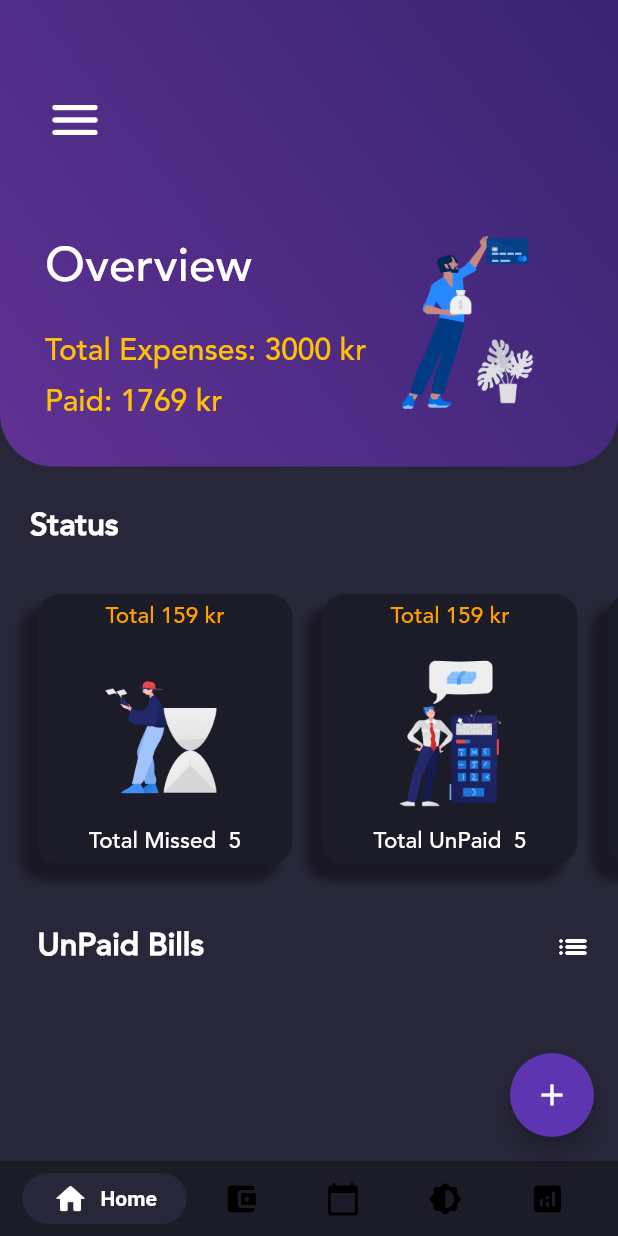
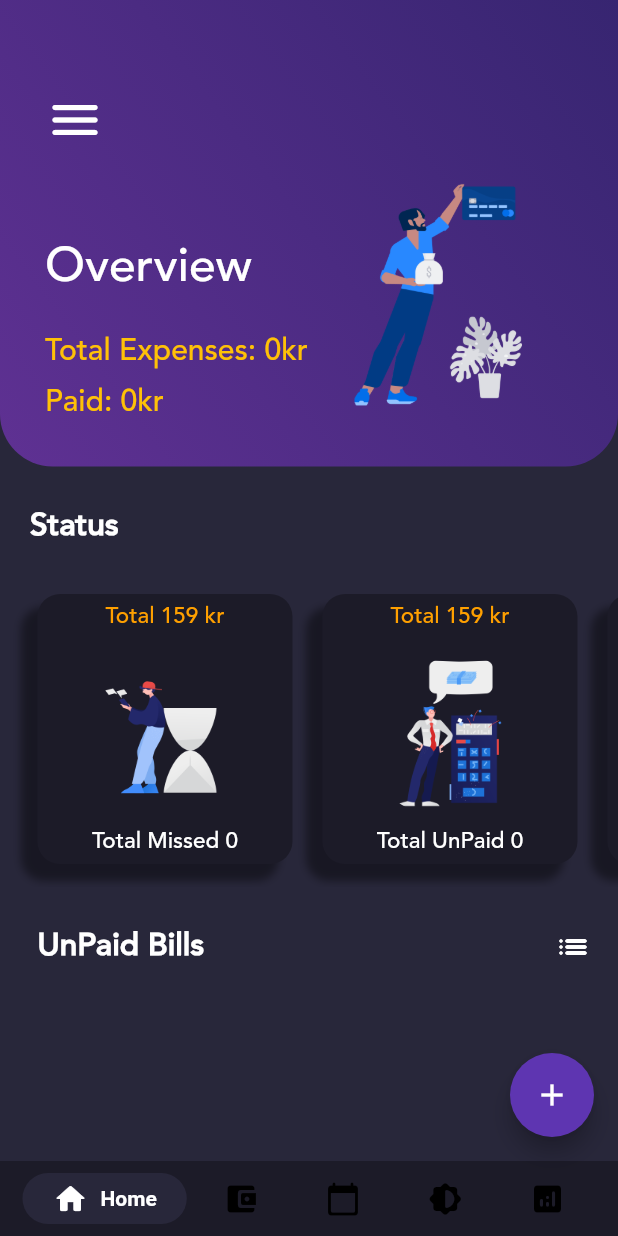
Before and after one commit to JohnBoscoM/to_pay_app, a Flutter app: the screen it shows after launch, on a phone screen of 412 x 824 dp. Run offline on Flutter 3.47's test engine with Material 2 defaults, Android fonts, the phone set to English and light mode, and no system bars; drawn by our look-alikes of google_nav_bar; our stand-ins replace flutter_bloc, flutter_neumorphic, google_fonts, hive, hive_flutter, modal_bottom_sheet and 1 more; missing offline and left inert: flutter_clean_calendar, responsive_navigation_bar; accounts and stored records are empty; generated files the repository leaves out were written again.

Commit message:
hive fixes

```diff
--- a/lib/Pages/allPayments.dart
+++ b/lib/Pages/allPayments.dart
@@ -171,7 +171,7 @@ class _AllPaymentsPageState extends State<AllPaymentsPage> {
                               .width * 0.32, child: Row(
                             children: [
                               Text(
-                                paymentItem.cost.toString() + " kr",
+                                paymentItem.cost.truncate().toString() + " kr",
                                 style: TextStyle(
                                     color: Colors.amber,
                                     fontSize: 15,
--- a/lib/Pages/home.dart
+++ b/lib/Pages/home.dart
@@ -4,6 +4,7 @@ import 'package:path_provider/path_provider.dart';
 import 'package:provider/provider.dart';
 import 'package:to_pay_app/budget/payments/addPayment_page.dart';
 import 'package:to_pay_app/model_providers/theme_provider.dart';
+import 'package:to_pay_app/models/bill.dart';
 import 'package:to_pay_app/models/user.dart';
 
 class HomePage extends StatefulWidget {
@@ -13,7 +14,7 @@ class HomePage extends StatefulWidget {
 
 class _HomePageState extends State<HomePage> {
   final paymentBox = Hive.box('paymentBox');
-  final totalExpences = 0;
+
   //User user;
   final usernameController = TextEditingController();
   final incomeController = TextEditingController();
@@ -32,11 +33,118 @@ class _HomePageState extends State<HomePage> {
     incomeController.dispose();
     super.dispose();
   }
+  int totalAmount() {
+    double amount = 0;
+    paymentBox.toMap().forEach((key, value) {
+        amount+= value.cost;
+    });
+    return amount.truncate();
+  }
+  int totalUnPaidAmount() {
+    double amount = 0;
+    paymentBox.toMap().forEach((key, value) {
+      if (value.isChecked == false){
+        amount+= value.cost;
+      }
+
+    });
+    return amount.truncate();
+  }
+  int totalPaidAmount() {
+    double amount = 0;
+    paymentBox.toMap().forEach((key, value) {
+      if (value.isChecked == true){
+        amount+= value.cost;
+      }
+
+    });
+    return amount.truncate();
+  }
+
+  int totalMissedAmount() {
+    double amount = 0;
+    paymentBox.toMap().forEach((key, value) {
+      if (value.deadline.isBefore(new DateTime.now()) &&
+          value.isChecked == false){
+        amount = value.cost;
+      }
+    });
+    return amount.truncate();
+  }
+
+  int unpaidBillsCount() {
+    var count = 0;
+    paymentBox.toMap().forEach((key, value) {
+      if (value.isChecked == false){
+        count++;
+      }
+
+    });
+    return count;
+  }
+  int paidBillsCount() {
+    var count = 0;
+    paymentBox.toMap().forEach((key, value) {
+      if (value.isChecked == true){
+        count++;
+      }
+
+    });
+    return count;
+  }
+
+  int missedBillsCount() {
+    var count = 0;
+    paymentBox.toMap().forEach((key, value) {
+      if (value.deadline.isBefore(new DateTime.now()) &&
+          value.isChecked == false){
+        count++;
+      }
+    });
+    return count;
+  }
+
+
+
 
   @override
   Widget build(BuildContext context) {
     final themeProvider = Provider.of<ThemeProvider>(context);
     final _width = MediaQuery.of(context).size.width;
+    Text status(String name) {
+      if(name == "Paid"){
+       return  Text(
+         'Total ' + name + " " + paidBillsCount().toString(),
+         style: TextStyle(
+             color: themeProvider.themeMode().textColor,
+             fontSize: 15,
+             fontFamily: 'avenir',
+             fontWeight: FontWeight.w700),
+
+       );
+      }
+      if(name == "UnPaid"){
+        return  Text(
+          'Total ' + name + " " + unpaidBillsCount().toString(),
+          style: TextStyle(
+              color: themeProvider.themeMode().textColor,
+              fontSize: 15,
+              fontFamily: 'avenir',
+              fontWeight: FontWeight.w700),
+        );
+      }
+      if(name == "Missed"){
+        return  Text(
+          'Total ' + name + " " + missedBillsCount().toString(),
+          style: TextStyle(
+              color: themeProvider.themeMode().textColor,
+              fontSize: 15,
+              fontFamily: 'avenir',
+              fontWeight: FontWeight.w700),
+        );
+      }
+      return Text("Status");
+    };
     return Scaffold(
       backgroundColor: themeProvider.themeMode().blendBackgroundColor,
       //appBar: AppBar(
@@ -110,7 +218,7 @@ class _HomePageState extends State<HomePage> {
                         height: 25,
                       ),
                       Text(
-                        "Total Expenses: 3000 kr",
+                        "Total Expenses: " + totalAmount().toString() + "kr",
                         style: TextStyle(
                             color: Colors.amber,
                             fontSize: 20,
@@ -121,7 +229,7 @@ class _HomePageState extends State<HomePage> {
                         height: 10,
                       ),
                       Text(
-                        "Paid: 1769 kr",
+                        "Paid: " + totalPaidAmount().toString() + "kr",
                         style: TextStyle(
                             color: Colors.amber,
                             fontSize: 20,
@@ -195,11 +303,11 @@ class _HomePageState extends State<HomePage> {
                   //     size: 40,
                   //   ),
                   // ),
-                  avatarWidget("missed", "Missed", themeProvider,
+                  avatarWidget("missed", status("Missed"), themeProvider,
                       themeProvider.themeMode().missedGradient),
-                  avatarWidget("upcoming", "UnPaid", themeProvider,
+                  avatarWidget("upcoming", status("UnPaid"), themeProvider,
                       themeProvider.themeMode().unpaidGradient),
-                  avatarWidget("payed", "Paid", themeProvider,
+                  avatarWidget("payed", status("Paid"), themeProvider,
                       themeProvider.themeMode().paidGradient),
                 ],
               ),
@@ -317,12 +425,15 @@ class _HomePageState extends State<HomePage> {
           itemCount: paymentBox.length,
           itemBuilder: (context, index) {
             final paymentItem = paymentBox.get(index);
+            if (paymentItem.isChecked == false) {
               return Container(
                 margin: new EdgeInsets.only(
                     left: 20.0, top: 0, right: 20.0, bottom: 15),
                 child: new Container(
                   decoration: BoxDecoration(
-                  color: themeProvider.themeMode().color,
+                    color: themeProvider
+                        .themeMode()
+                        .color,
                     borderRadius: BorderRadius.all(Radius.circular(30)),
                   ),
                   padding: new EdgeInsets.all(10),
@@ -341,7 +452,9 @@ class _HomePageState extends State<HomePage> {
                                 .color,
                           ),
                           child: Icon(
-                          themeProvider.categoryIcon(paymentItem.category).icon,
+                            themeProvider
+                                .categoryIcon(paymentItem.category)
+                                .icon,
                             size: 30,
                           ),
                         ),
@@ -379,7 +492,7 @@ class _HomePageState extends State<HomePage> {
                         ),
 
                         trailing: Text(
-                        paymentItem.cost.toString() + " kr",
+                          paymentItem.cost.truncate().toString() + " kr",
                           style: TextStyle(
                               color: Colors.amber,
                               fontSize: 16,
@@ -396,13 +509,15 @@ class _HomePageState extends State<HomePage> {
                   ),
                 ),
               );
+            }
+            return Container();
           },
         ),
       ),
     );
   }
 
-  Container avatarWidget(String img, String name, ThemeProvider themeProvider,
+  Container avatarWidget(String img, Text textWidget, ThemeProvider themeProvider,
       List<Color> statusColor) {
     return Container(
       margin: EdgeInsets.only(right: 10, left: 10),
@@ -449,15 +564,7 @@ class _HomePageState extends State<HomePage> {
           //       fontFamily: 'avenir',
           //       fontWeight: FontWeight.w700),
           // ),
-
-          Text(
-            'Total ' + name + '  5',
-            style: TextStyle(
-                color: themeProvider.themeMode().textColor,
-                fontSize: 15,
-                fontFamily: 'avenir',
-                fontWeight: FontWeight.w700),
-          ),
+          textWidget,
         ],
       ),
     );
--- a/lib/Pages/missedPayments.dart
+++ b/lib/Pages/missedPayments.dart
@@ -171,7 +171,7 @@ class _MissedBillsPageState extends State<MissedBillsPage> {
                             child: Row(
                               children: [
                                 Text(
-                                  paymentItem.cost.toString() + " kr",
+                                  paymentItem.cost.truncate().toString() + " kr",
                                   style: TextStyle(
                                       color: Colors.amber,
                                       fontSize: 15,
--- a/lib/Pages/nav.dart
+++ b/lib/Pages/nav.dart
@@ -35,9 +35,8 @@ class _NavState extends State<NavPage> {
       TextStyle(fontSize: 30, fontWeight: FontWeight.bold);
   static final List<Widget> _widgetOptions = <Widget>[
     HomePage(),
-
     PaymentsTabbedPage(),
-    CalendarScreen(),
+    CalendarPage(),
     SetThemePage(),
     Text("Temp"),
     //MyHomePage(),
--- a/lib/Pages/paidPayements.dart
+++ b/lib/Pages/paidPayements.dart
@@ -170,7 +170,7 @@ class _PaidBillsPageState extends State<PaidBillsPage> {
                             child: Row(
                               children: [
                                 Text(
-                                  paymentItem.cost.toString() + " kr",
+                                  paymentItem.cost.truncate().toString() + " kr",
                                   style: TextStyle(
                                       color: Colors.amber,
                                       fontSize: 15,
--- a/lib/Pages/paymentsTabbedView.dart
+++ b/lib/Pages/paymentsTabbedView.dart
@@ -114,7 +114,7 @@ class _PaymentsTabbedPageState extends State<PaymentsTabbedPage>
             labelColor: Colors.white,
             indicatorPadding: EdgeInsets.all(20),
             indicator: BoxDecoration(
-              borderRadius: BorderRadius.circular(30),
+              borderRadius: BorderRadius.circular(20),
               color: themeProvider.themeMode().appColor,
             ),
             onTap: (index) {
--- a/lib/Pages/unpaidPayments.dart
+++ b/lib/Pages/unpaidPayments.dart
@@ -163,7 +163,7 @@ class _UnPaidPaymentsPageState extends State<UnPaidPaymentsPage> {
                             child: Row(
                               children: [
                                 Text(
-                                  paymentItem.cost.toString() + " kr",
+                                  paymentItem.cost.truncate().toString() + " kr",
                                   style: TextStyle(
                                       color: Colors.amber,
                                       fontSize: 15,
--- a/lib/main.dart
+++ b/lib/main.dart
@@ -2,6 +2,7 @@ import 'package:flutter/material.dart';
 import 'package:flutter/rendering.dart';
 import 'package:flutter_bloc/flutter_bloc.dart';
 import 'package:hive/hive.dart';
+import 'package:to_pay_app/Pages/calendar/calendar_page.dart';
 import 'package:to_pay_app/Pages/userPage.dart';
 import 'package:to_pay_app/models/bill.dart';
 
--- a/lib/model_providers/theme_provider.dart
+++ b/lib/model_providers/theme_provider.dart
@@ -84,6 +84,7 @@ class ThemeProvider with ChangeNotifier {
       textColor: isLightTheme ? Color(0xFF000000) : Color(0xFFFFFFFF),
       selectedColor: isLightTheme ? Colors.deepPurple: Colors.deepPurple[800],
       toggleButtonColor: isLightTheme ? Color(0xFFFFFFFF) : Color(0xFf34323d),
+      nightOrDayImage: isLightTheme ? "assets/images/hugo-dogw.png" :'assets/images/hugo-cat-sleep.png',
       toggleBackgroundColor:
           isLightTheme ? Color(0xFFe7e7e8) : Color(0xFF222029),
       color: isLightTheme ? Colors.white : Color(0xff1C1B28),
@@ -214,6 +215,7 @@ class ThemeColor {
   List<Color> unpaidGradient;
   List<Color> paidGradient;
   List<Color> missedGradient;
+  String nightOrDayImage;
   Color backgroundColor;
   Color toggleButtonColor;
   Color toggleBackgroundColor;
@@ -240,7 +242,8 @@ class ThemeColor {
       this.unpaidGradient,
       this.itemShadow,
       this.selectedColor,
-      this.color
+      this.color,
+      this.nightOrDayImage
      });
 }
 
```
Also changed, not shown: lib/Pages/calendar/calendar_page.dart (+26 -9 lines), lib/Pages/setThemePage.dart (+10 -0 lines), assets/images/hugo-bunny.png (deleted). Lines whose indentation alone changed are shown as unchanged.
